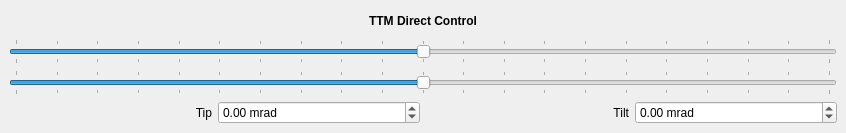
Old version of the form guis/ui/ttm_direct_control.ui in the repository janis-hag/kalao-ics.
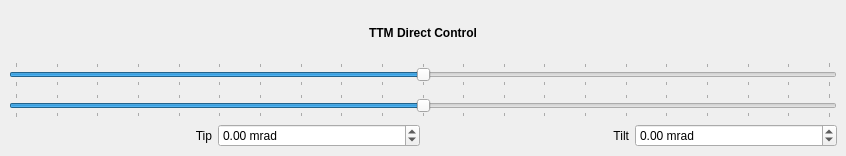
New version of the form.

The edit to the form file:
```diff
--- a/guis/ui/ttm_direct_control.ui
+++ b/guis/ui/ttm_direct_control.ui
@@ -7,7 +7,7 @@
     <x>0</x>
     <y>0</y>
     <width>846</width>
-    <height>133</height>
+    <height>156</height>
    </rect>
   </property>
   <property name="windowTitle">
```
Left out of the diff: 4 changed lines with no effect on the pictures.
